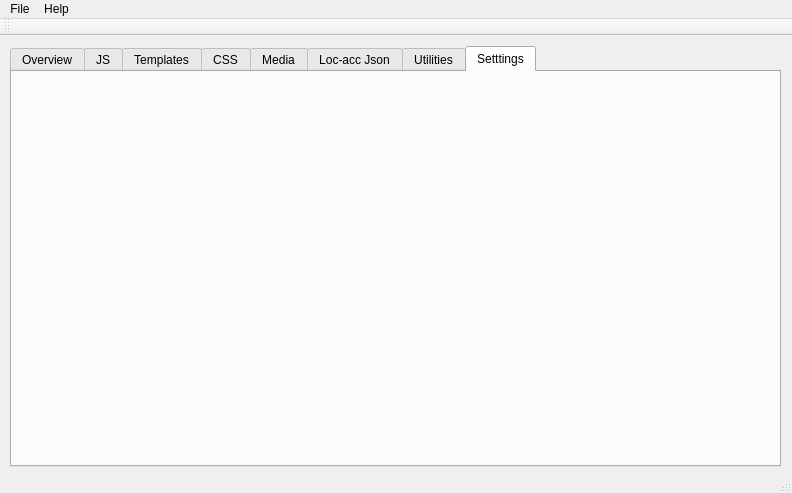
This is mainwindow.ui in vihangpatel/WatchDog2 as Qt 5 draws it before an edit. The edited form follows.
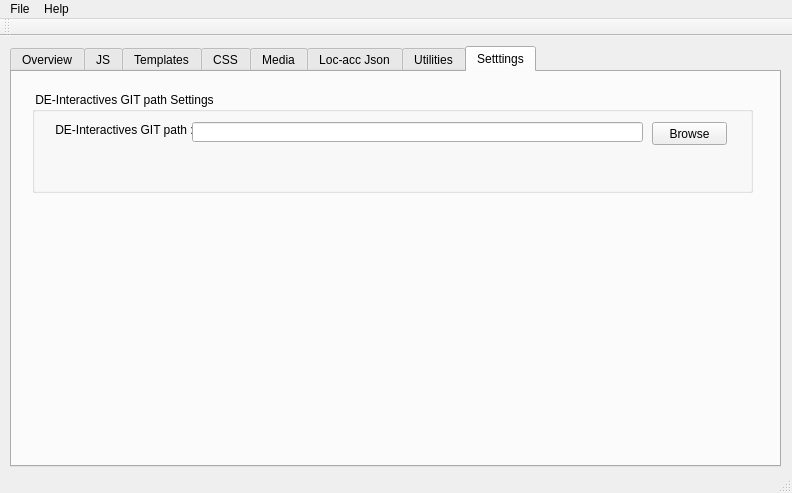
This is the edited form. The open tabs and pages were chosen to show the change. Icons and pictures are not drawn.

Commit message: Root path fetching is enabled.

What changed in the file:
```diff
--- a/mainwindow.ui
+++ b/mainwindow.ui
@@ -2084,6 +2084,55 @@
      <attribute name="title">
       <string>Setttings</string>
      </attribute>
+     <widget class="QGroupBox" name="groupBox_3">
+      <property name="geometry">
+       <rect>
+        <x>20</x>
+        <y>20</y>
+        <width>721</width>
+        <height>101</height>
+       </rect>
+      </property>
+      <property name="title">
+       <string> DE-Interactives GIT path Settings </string>
+      </property>
+      <widget class="QLabel" name="label_43">
+       <property name="geometry">
+        <rect>
+         <x>20</x>
+         <y>30</y>
+         <width>141</width>
+         <height>16</height>
+        </rect>
+       </property>
+       <property name="text">
+        <string> DE-Interactives GIT path :</string>
+       </property>
+      </widget>
+      <widget class="QLineEdit" name="DEpathText">
+       <property name="geometry">
+        <rect>
+         <x>160</x>
+         <y>30</y>
+         <width>451</width>
+         <height>20</height>
+        </rect>
+       </property>
+      </widget>
+      <widget class="QPushButton" name="browsePathBtn">
+       <property name="geometry">
+        <rect>
+         <x>620</x>
+         <y>30</y>
+         <width>75</width>
+         <height>23</height>
+        </rect>
+       </property>
+       <property name="text">
+        <string>Browse</string>
+       </property>
+      </widget>
+     </widget>
     </widget>
    </widget>
   </widget>
```
Left out of the diff: 2 changed lines with no effect on the pictures. The commit also changes 3 other files.
